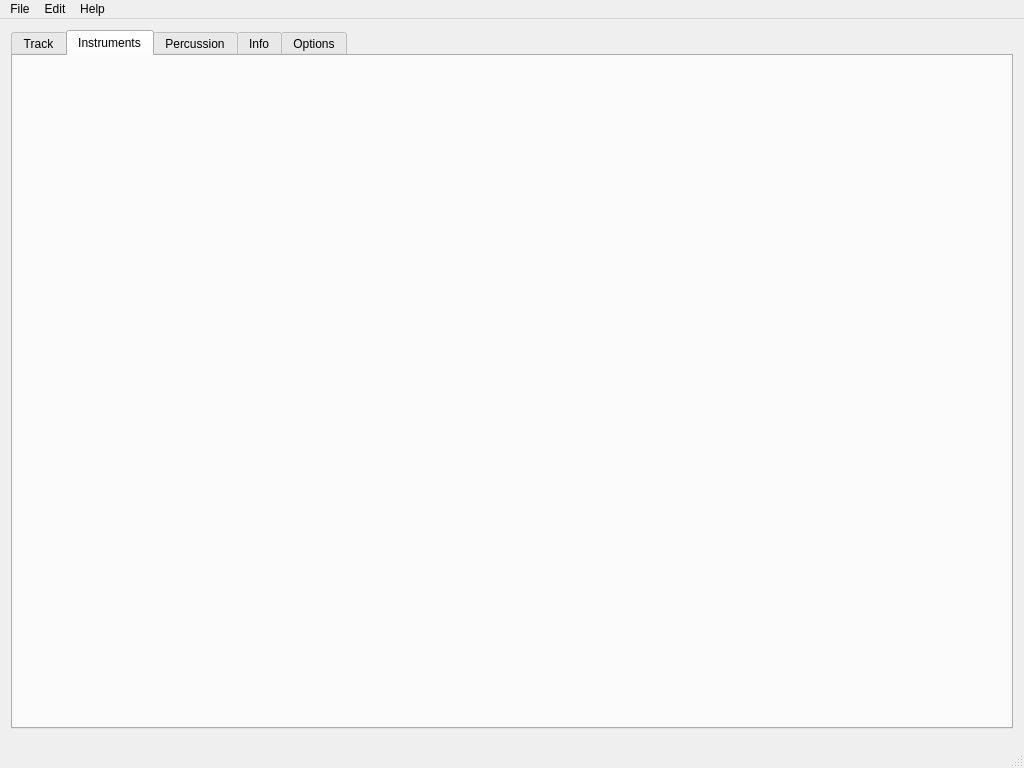
Before: the Qt Designer form mainwindow.ui in steux/tiatracker, drawn with Qt 5.
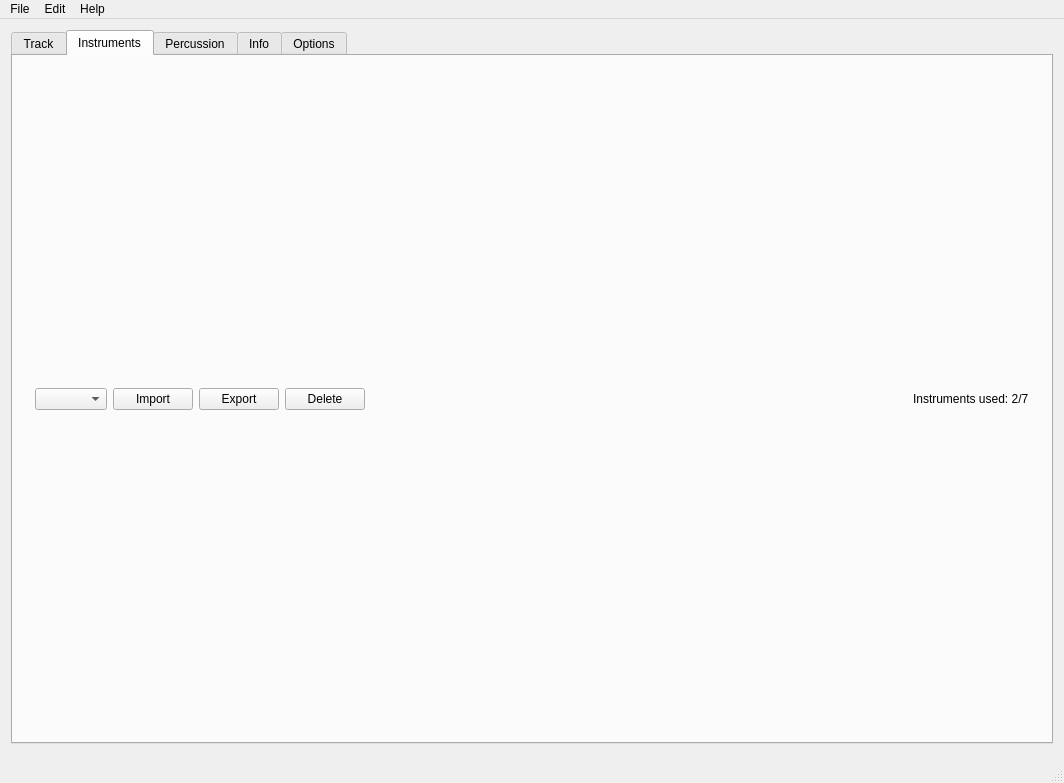
After: the same form once the commit is applied. The open tabs and pages were chosen to show the change. Custom widgets are drawn as their Qt base class.

Commit message: started instruments tab ui

Diff of the .ui file:
```diff
--- a/mainwindow.ui
+++ b/mainwindow.ui
@@ -6,8 +6,8 @@
    <rect>
     <x>0</x>
     <y>0</y>
-    <width>1024</width>
-    <height>768</height>
+    <width>1064</width>
+    <height>783</height>
    </rect>
   </property>
   <property name="windowTitle">
@@ -25,10 +25,68 @@
         <string>Track</string>
        </attribute>
       </widget>
-      <widget class="QWidget" name="tab_2">
+      <widget class="QWidget" name="tabInstruments">
+       <property name="sizePolicy">
+        <sizepolicy hsizetype="Expanding" vsizetype="Expanding">
+         <horstretch>0</horstretch>
+         <verstretch>0</verstretch>
+        </sizepolicy>
+       </property>
        <attribute name="title">
         <string>Instruments</string>
        </attribute>
+       <layout class="QVBoxLayout" name="verticalLayout_2">
+        <item>
+         <widget class="QWidget" name="widget" native="true">
+          <layout class="QHBoxLayout" name="horizontalLayout">
+           <item>
+            <widget class="QComboBox" name="comboBox"/>
+           </item>
+           <item>
+            <widget class="QPushButton" name="pushButton">
+             <property name="text">
+              <string>Import</string>
+             </property>
+            </widget>
+           </item>
+           <item>
+            <widget class="QPushButton" name="pushButton_2">
+             <property name="text">
+              <string>Export</string>
+             </property>
+            </widget>
+           </item>
+           <item>
+            <widget class="QPushButton" name="pushButton_3">
+             <property name="text">
+              <string>Delete</string>
+             </property>
+            </widget>
+           </item>
+           <item>
+            <spacer name="horizontalSpacer">
+             <property name="orientation">
+              <enum>Qt::Horizontal</enum>
+             </property>
+             <property name="sizeHint" stdset="0">
+              <size>
+               <width>40</width>
+               <height>20</height>
+              </size>
+             </property>
+            </spacer>
+           </item>
+           <item>
+            <widget class="QLabel" name="label">
+             <property name="text">
+              <string>Instruments used: 2/7</string>
+             </property>
+            </widget>
+           </item>
+          </layout>
+         </widget>
+        </item>
+       </layout>
       </widget>
       <widget class="QWidget" name="tab_3">
        <attribute name="title">
@@ -57,7 +115,7 @@
     <rect>
      <x>0</x>
      <y>0</y>
-     <width>1024</width>
+     <width>1064</width>
      <height>21</height>
     </rect>
    </property>
```
Left out of the diff: 16 changed lines with no effect on the pictures.
